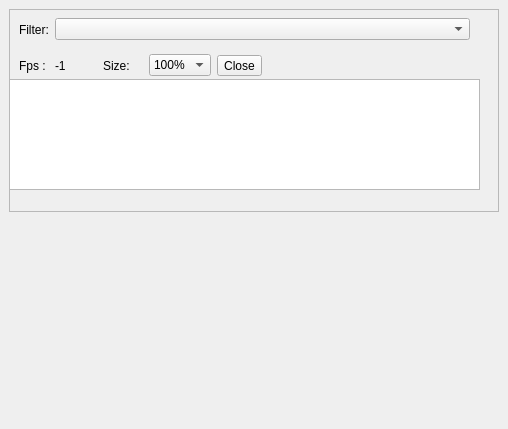
This is SeaGoatVision/client/qt/uifiles/WinViewer.ui in Octets/SeaGoatVision as Qt 5 draws it before an edit. The edited form follows.
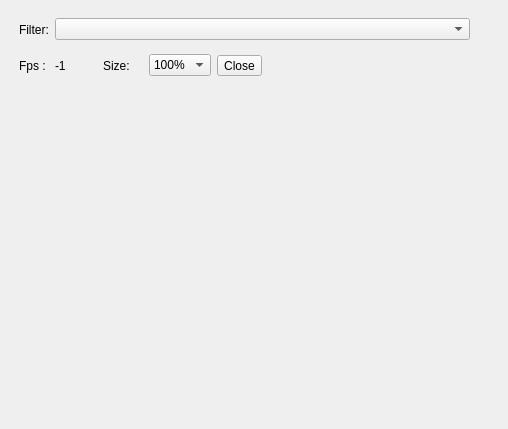
This is the edited form.

Commit message: Readding toolbar, move widget position. Remove textbox output information.

What changed in the file:
```diff
--- a/SeaGoatVision/client/qt/uifiles/WinViewer.ui
+++ b/SeaGoatVision/client/qt/uifiles/WinViewer.ui
@@ -41,14 +41,17 @@
       <property name="minimumSize">
        <size>
         <width>490</width>
-        <height>190</height>
+        <height>80</height>
        </size>
       </property>
       <property name="frameShape">
-       <enum>QFrame::StyledPanel</enum>
+       <enum>QFrame::NoFrame</enum>
       </property>
       <property name="frameShadow">
-       <enum>QFrame::Raised</enum>
+       <enum>QFrame::Plain</enum>
+      </property>
+      <property name="lineWidth">
+       <number>0</number>
       </property>
       <widget class="QWidget" name="layoutWidget">
        <property name="geometry">
@@ -212,28 +215,6 @@
         </item>
        </layout>
       </widget>
-      <widget class="QPlainTextEdit" name="txtLog">
-       <property name="geometry">
-        <rect>
-         <x>0</x>
-         <y>70</y>
-         <width>471</width>
-         <height>111</height>
-        </rect>
-       </property>
-       <property name="frameShape">
-        <enum>QFrame::StyledPanel</enum>
-       </property>
-       <property name="undoRedoEnabled">
-        <bool>false</bool>
-       </property>
-       <property name="lineWrapMode">
-        <enum>QPlainTextEdit::NoWrap</enum>
-       </property>
-       <property name="readOnly">
-        <bool>true</bool>
-       </property>
-      </widget>
      </widget>
     </item>
     <item>
```
The commit also changes 2 other files.
